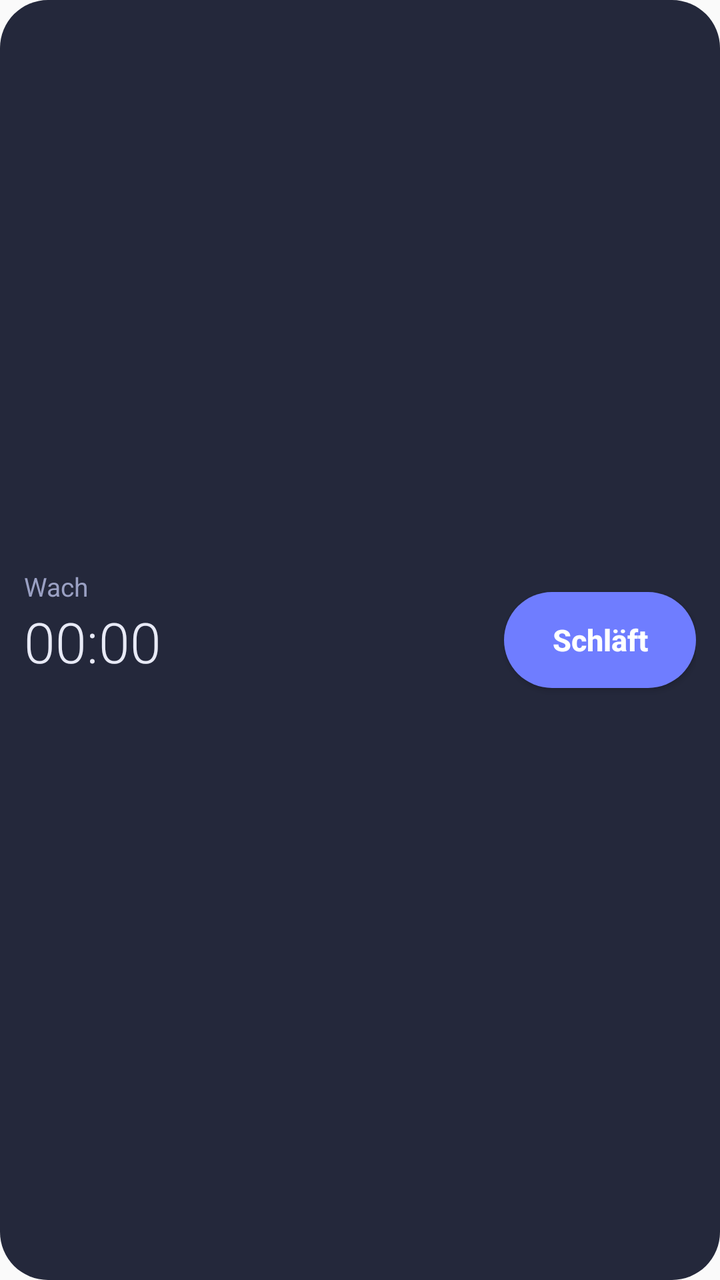
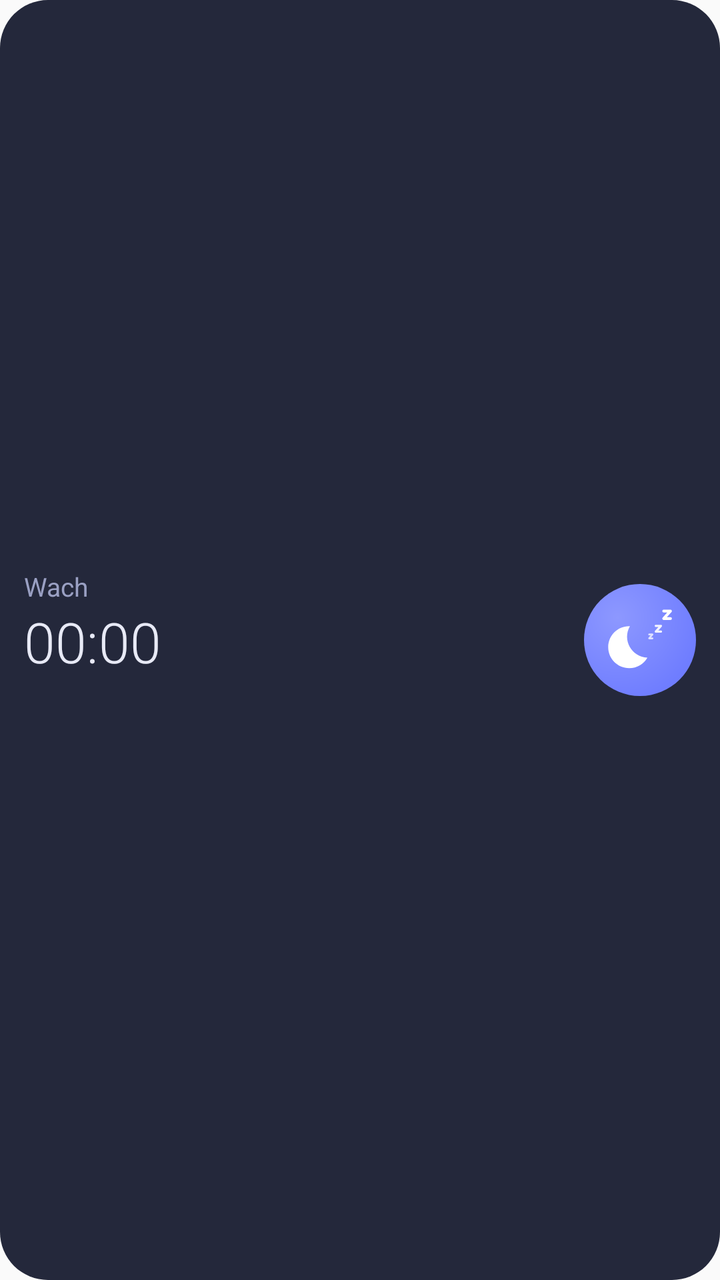

Screens rendered from an Android XML layout before and after an edit, with the pre-edit source and the edit as a unified diff.
<!-- AndroidManifest.xml: application theme AppTheme -->
<!-- res/layout/widget_sleep.xml -->
<?xml version="1.0" encoding="utf-8"?>
<LinearLayout xmlns:android="http://schemas.android.com/apk/res/android"
    android:id="@+id/widget_root"
    android:layout_width="match_parent"
    android:layout_height="match_parent"
    android:background="@drawable/widget_bg"
    android:gravity="center_vertical"
    android:orientation="horizontal"
    android:padding="12dp">

    <LinearLayout
        android:layout_width="0dp"
        android:layout_height="wrap_content"
        android:layout_weight="1"
        android:orientation="vertical">

        <TextView
            android:id="@+id/widget_label"
            android:layout_width="wrap_content"
            android:layout_height="wrap_content"
            android:text="Wach"
            android:textColor="#9AA0C3"
            android:textSize="13sp" />

        <Chronometer
            android:id="@+id/widget_chrono"
            android:layout_width="wrap_content"
            android:layout_height="wrap_content"
            android:fontFamily="sans-serif-light"
            android:textColor="#E8EAF6"
            android:textSize="28sp" />

        
        <TextView
            android:id="@+id/widget_ago"
            android:visibility="gone"
            android:layout_width="wrap_content"
            android:layout_height="wrap_content"
            android:fontFamily="sans-serif-light"
            android:textColor="#E8EAF6"
            android:textSize="28sp" />

        <TextView
            android:id="@+id/widget_since"
            android:layout_width="wrap_content"
            android:layout_height="wrap_content"
            android:textColor="#9AA0C3"
            android:textSize="12sp" />
    </LinearLayout>

    <Button
        android:id="@+id/widget_button"
        android:layout_width="wrap_content"
        android:layout_height="48dp"
        android:background="@drawable/widget_button_sleep"
        android:minWidth="96dp"
        android:paddingStart="16dp"
        android:paddingEnd="16dp"
        android:text="Schläft"
        android:textAllCaps="false"
        android:textColor="#FFFFFF"
        android:textSize="15sp"
        android:textStyle="bold" />

    <LinearLayout
        android:id="@+id/widget_controls"
        android:layout_width="wrap_content"
        android:layout_height="wrap_content"
        android:orientation="horizontal"
        android:visibility="gone">

        <ImageButton
            android:id="@+id/widget_pause"
            android:layout_width="48dp"
            android:layout_height="48dp"
            android:background="@drawable/widget_button_wake"
            android:contentDescription="Pause"
            android:src="@drawable/ic_widget_pause" />

        <ImageButton
            android:id="@+id/widget_stop"
            android:layout_width="48dp"
            android:layout_height="48dp"
            android:layout_marginStart="8dp"
            android:background="@drawable/widget_button_sleep"
            android:contentDescription="Aufgewacht"
            android:src="@drawable/ic_widget_stop" />
    </LinearLayout>
</LinearLayout>
<!-- resources referenced by this layout -->
<resources>
  <!-- drawable ic_widget_pause (drawable) -->
  <?xml version="1.0" encoding="utf-8"?>
  <vector xmlns:android="http://schemas.android.com/apk/res/android"
      android:width="24dp"
      android:height="24dp"
      android:viewportWidth="24"
      android:viewportHeight="24">
      <path
          android:fillColor="#FFFFFFFF"
          android:pathData="M6,19h4V5H6v14zM14,5v14h4V5h-4z" />
  </vector>
  <!-- drawable ic_widget_stop (drawable) -->
  <?xml version="1.0" encoding="utf-8"?>
  <vector xmlns:android="http://schemas.android.com/apk/res/android"
      android:width="24dp"
      android:height="24dp"
      android:viewportWidth="24"
      android:viewportHeight="24">
      <path
          android:fillColor="#FFFFFFFF"
          android:pathData="M6,6h12v12H6z" />
  </vector>
  <!-- drawable widget_bg (drawable) -->
  <?xml version="1.0" encoding="utf-8"?>
  <shape xmlns:android="http://schemas.android.com/apk/res/android" android:shape="rectangle">
      <solid android:color="#F2191D31" />
      <corners android:radius="24dp" />
  </shape>
  <!-- drawable widget_button_sleep (drawable) -->
  <?xml version="1.0" encoding="utf-8"?>
  <shape xmlns:android="http://schemas.android.com/apk/res/android" android:shape="rectangle">
      <solid android:color="#6F7DFF" />
      <corners android:radius="24dp" />
  </shape>
  <!-- drawable widget_button_wake (drawable) -->
  <?xml version="1.0" encoding="utf-8"?>
  <shape xmlns:android="http://schemas.android.com/apk/res/android" android:shape="rectangle">
      <solid android:color="#232845" />
      <stroke android:width="1dp" android:color="#6F7DFF" />
      <corners android:radius="24dp" />
  </shape>
  <style name="AppTheme" parent="Theme.AppCompat.Light.DarkActionBar">
          
          <item name="colorPrimary">@color/colorPrimary</item>
          <item name="colorPrimaryDark">@color/colorPrimaryDark</item>
          <item name="colorAccent">@color/colorAccent</item>
      </style>
</resources>

<!-- the commit's change to res/layout/widget_sleep.xml (unified diff, before → after) -->
@@ -48,19 +48,15 @@
             android:textSize="12sp" />
     </LinearLayout>
 
-    <Button
-        android:id="@+id/widget_button"
-        android:layout_width="wrap_content"
-        android:layout_height="48dp"
-        android:background="@drawable/widget_button_sleep"
-        android:minWidth="96dp"
-        android:paddingStart="16dp"
-        android:paddingEnd="16dp"
-        android:text="Schläft"
-        android:textAllCaps="false"
-        android:textColor="#FFFFFF"
-        android:textSize="15sp"
-        android:textStyle="bold" />
+    <ImageButton
+        android:id="@+id/widget_moon"
+        android:layout_width="56dp"
+        android:layout_height="56dp"
+        android:background="@drawable/widget_moon_button"
+        android:contentDescription="Schläft"
+        android:padding="10dp"
+        android:scaleType="fitCenter"
+        android:src="@drawable/ic_widget_moon_zz" />
 
     <LinearLayout
         android:id="@+id/widget_controls"
<!-- resource entries referenced after the edit -->
@@ -1,5 +1,41 @@
 <!-- resources referenced by this layout -->
 <resources>
+  <!-- drawable ic_widget_moon_zz (drawable) -->
+  <?xml version="1.0" encoding="utf-8"?>
+  <vector xmlns:android="http://schemas.android.com/apk/res/android"
+      android:width="48dp"
+      android:height="48dp"
+      android:viewportWidth="48"
+      android:viewportHeight="48">
+      <group
+          android:scaleX="1.4"
+          android:scaleY="1.4"
+          android:translateY="12">
+          <path
+              android:fillColor="#FFFFFFFF"
+              android:pathData="M12.34,2.02C6.59,1.82 2,6.42 2,12c0,5.52 4.48,10 10,10c3.71,0 6.93,-2.02 8.66,-5.02C13.15,16.73 8.57,8.55 12.34,2.02z" />
+      </group>
+      <path
+          android:pathData="M30.1,20.3h2.2l-2.2,2.6h2.2"
+          android:strokeAlpha="0.75"
+          android:strokeColor="#FFFFFFFF"
+          android:strokeLineCap="round"
+          android:strokeLineJoin="round"
+          android:strokeWidth="1.2" />
+      <path
+          android:pathData="M34.55,14.6h3.4l-3.4,3.8h3.4"
+          android:strokeAlpha="0.9"
+          android:strokeColor="#FFFFFFFF"
+          android:strokeLineCap="round"
+          android:strokeLineJoin="round"
+          android:strokeWidth="1.5" />
+      <path
+          android:pathData="M39.8,4.7h4.5l-4.5,5h4.5"
+          android:strokeColor="#FFFFFFFF"
+          android:strokeLineCap="round"
+          android:strokeLineJoin="round"
+          android:strokeWidth="1.9" />
+  </vector>
   <!-- drawable ic_widget_pause (drawable) -->
   <?xml version="1.0" encoding="utf-8"?>
   <vector xmlns:android="http://schemas.android.com/apk/res/android"
@@ -41,6 +77,17 @@
       <stroke android:width="1dp" android:color="#6F7DFF" />
       <corners android:radius="24dp" />
   </shape>
+  <!-- drawable widget_moon_button (drawable) -->
+  <?xml version="1.0" encoding="utf-8"?>
+  <shape xmlns:android="http://schemas.android.com/apk/res/android" android:shape="oval">
+      <gradient
+          android:centerX="0.3"
+          android:centerY="0.3"
+          android:endColor="#6F7DFF"
+          android:gradientRadius="75%"
+          android:startColor="#8D98FF"
+          android:type="radial" />
+  </shape>
   <style name="AppTheme" parent="Theme.AppCompat.Light.DarkActionBar">
           
           <item name="colorPrimary">@color/colorPrimary</item>
